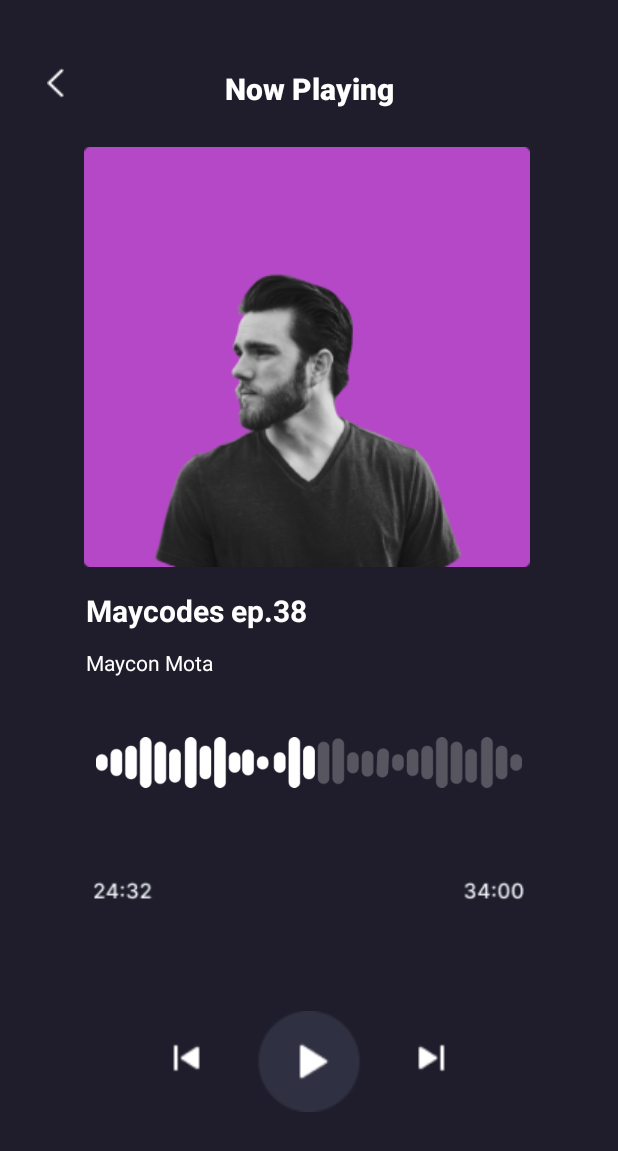
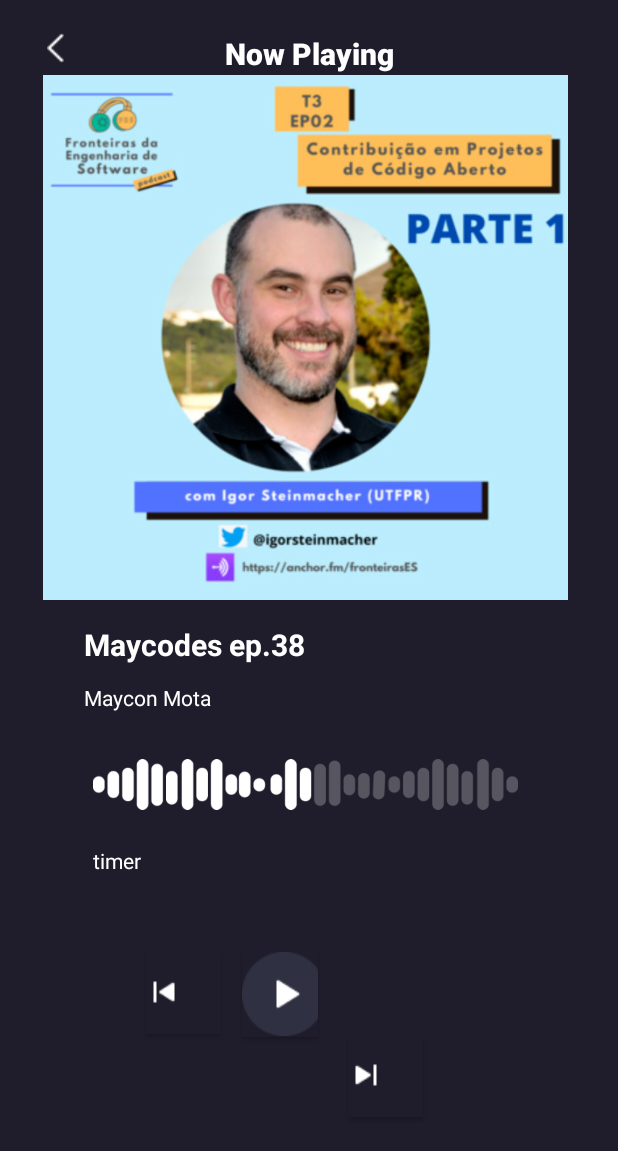
Before and after one commit to iValberOliveira/Codefy, an Android app: the SecondFragment screen opened through its navigation route, on a phone screen of 412 x 824 dp. Shown: the top 1151 px of the screen. Run offline under Robolectric (Android 15) with nearby library versions, the phone set to English and light mode, and no system bars; our stand-ins replace navigation-ui; 1 statement that could not run was skipped.

Commit message:
ajustes no layout

```diff
--- a/app/src/main/res/layout/fragment_second.xml
+++ b/app/src/main/res/layout/fragment_second.xml
@@ -24,14 +24,14 @@
         android:id="@+id/textView"
         android:layout_width="0dp"
         android:layout_height="wrap_content"
-        android:layout_marginTop="45dp"
-        android:layout_marginBottom="25dp"
+        android:layout_marginTop="22dp"
+        android:layout_marginBottom="446dp"
         android:fontFamily="sans-serif-black"
         android:text="@string/txt.now_playing"
         android:textAlignment="center"
         android:textColor="#FFFFFF"
         android:textSize="20sp"
-        app:layout_constraintBottom_toTopOf="@+id/imageView6"
+        app:layout_constraintBottom_toTopOf="@+id/imageView7"
         app:layout_constraintEnd_toEndOf="parent"
         app:layout_constraintStart_toStartOf="parent"
         app:layout_constraintTop_toTopOf="parent" />
@@ -47,12 +47,13 @@
 
     <ImageView
         android:id="@+id/imageView6"
-        android:layout_width="wrap_content"
-        android:layout_height="wrap_content"
+        android:layout_width="378dp"
+        android:layout_height="350dp"
         android:layout_marginBottom="15dp"
-        android:src="@drawable/cover"
+        android:src="@drawable/ep26"
         app:layout_constraintBottom_toTopOf="@+id/textView5"
         app:layout_constraintEnd_toEndOf="@+id/textView5"
+        app:layout_constraintHorizontal_bias="0.462"
         app:layout_constraintStart_toEndOf="@+id/textView5"
         app:layout_constraintTop_toBottomOf="@+id/textView" />
 
@@ -60,7 +61,7 @@
         android:id="@+id/textView5"
         android:layout_width="wrap_content"
         android:layout_height="wrap_content"
-        android:layout_marginStart="57dp"
+        android:layout_marginStart="56dp"
         android:layout_marginBottom="11dp"
         android:text="@string/txt.podcast_title"
         android:textColor="#FFFFFF"
@@ -83,40 +84,65 @@
 
     <ImageView
         android:id="@+id/imageView7"
+        android:layout_width="283dp"
+        android:layout_height="0dp"
+        android:layout_marginBottom="13dp"
+        android:src="@drawable/fooo"
+        app:layout_constraintBottom_toTopOf="@+id/textView4"
+        app:layout_constraintEnd_toEndOf="@+id/textView5"
+        app:layout_constraintStart_toEndOf="@+id/textView5"
+        app:layout_constraintTop_toBottomOf="@+id/textView" />
+
+    <Button
+        android:id="@+id/button"
         android:layout_width="0dp"
         android:layout_height="0dp"
-        android:layout_marginStart="64dp"
-        android:layout_marginEnd="64dp"
-        android:layout_marginBottom="12dp"
-        android:src="@drawable/fooo"
-        app:layout_constraintBottom_toTopOf="@+id/imageView8"
+        android:layout_marginEnd="130dp"
+        android:layout_marginBottom="79dp"
+        android:background="@color/codify_background_app"
+        android:drawableLeft="@drawable/next_button"
+        app:layout_constraintBottom_toBottomOf="parent"
         app:layout_constraintEnd_toEndOf="parent"
-        app:layout_constraintStart_toStartOf="parent"
-        app:layout_constraintTop_toBottomOf="@+id/textView6" />
+        app:layout_constraintStart_toEndOf="@+id/button2"
+        app:layout_constraintTop_toBottomOf="@+id/button3" />
 
-    <ImageView
-        android:id="@+id/imageView8"
+    <Button
+        android:id="@+id/button2"
+        android:layout_width="0dp"
+        android:layout_height="57dp"
+        android:layout_marginEnd="20dp"
+        android:background="@color/codify_background_app"
+        android:drawableLeft="@drawable/play_button"
+        app:layout_constraintEnd_toStartOf="@+id/button"
+        app:layout_constraintStart_toEndOf="@+id/button3"
+        app:layout_constraintTop_toTopOf="@+id/button3" />
+
+    <Button
+        android:id="@+id/button3"
         android:layout_width="0dp"
         android:layout_height="0dp"
-        android:layout_marginStart="62dp"
-        android:layout_marginEnd="62dp"
-        android:layout_marginBottom="40dp"
-        android:src="@drawable/time"
-        app:layout_constraintBottom_toTopOf="@+id/imageView9"
+        android:layout_marginStart="97dp"
+        android:layout_marginEnd="14dp"
+        android:background="@color/codify_background_app"
+        android:drawableLeft="@drawable/previous_button1"
+        app:layout_constraintBottom_toTopOf="@+id/button"
+        app:layout_constraintEnd_toStartOf="@+id/button2"
+        app:layout_constraintStart_toStartOf="parent"
+        app:layout_constraintTop_toBottomOf="@+id/textView4" />
+
+    <TextView
+        android:id="@+id/textView4"
+        android:layout_width="0dp"
+        android:layout_height="0dp"
+        android:layout_marginStart="47dp"
+        android:layout_marginEnd="47dp"
+        android:layout_marginBottom="14dp"
+        android:text="timer"
+        android:textColor="#FFFFFF"
+        app:layout_constraintBottom_toTopOf="@+id/button3"
         app:layout_constraintEnd_toEndOf="parent"
-        app:layout_constraintStart_toStartOf="parent"
+        app:layout_constraintStart_toStartOf="@+id/imageView6"
         app:layout_constraintTop_toBottomOf="@+id/imageView7" />
-
-    <ImageView
-        android:id="@+id/imageView9"
-        android:layout_width="192dp"
-        android:layout_height="0dp"
-        android:layout_marginBottom="79dp"
-        android:src="@drawable/player"
-        app:layout_constraintBottom_toBottomOf="parent"
-        app:layout_constraintEnd_toEndOf="parent"
-        app:layout_constraintStart_toStartOf="parent"
-        app:layout_constraintTop_toBottomOf="@+id/imageView8" />
 
 
 </android.support.constraint.ConstraintLayout>
```
Also changed, not shown: app/src/main/res/drawable-v24/next_button.png (added), app/src/main/res/drawable-v24/play_button.png (added), app/src/main/res/drawable-v24/previous_button1.png (added).
